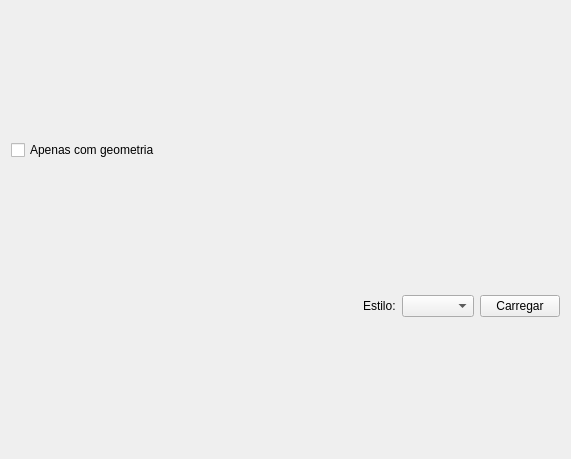
Qt form uis/loadLocalActivity.ui (dsgoficial/SAP_Operador) before a commit.
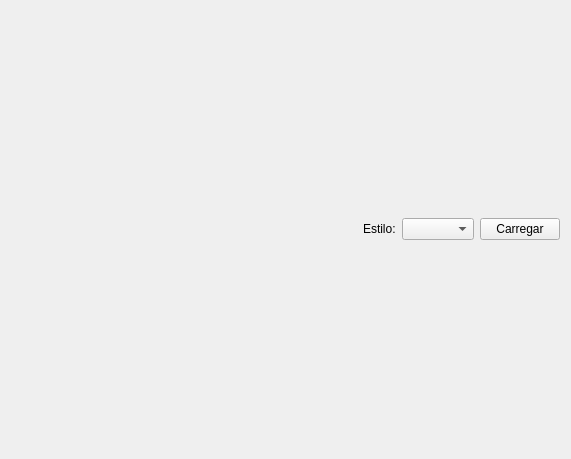
The same form after that commit.

Patch:
```diff
--- a/uis/loadLocalActivity.ui
+++ b/uis/loadLocalActivity.ui
@@ -14,17 +14,27 @@
    <string>Form</string>
   </property>
   <layout class="QGridLayout" name="gridLayout">
-   <item row="2" column="2">
-    <widget class="QComboBox" name="stylesCb"/>
+   <item row="0" column="0" colspan="4">
+    <layout class="QGridLayout" name="gridLayoutItems"/>
    </item>
-   <item row="2" column="3">
+   <item row="1" column="3">
     <widget class="QPushButton" name="loadBtn">
      <property name="text">
       <string>Carregar</string>
      </property>
     </widget>
    </item>
-   <item row="2" column="0">
+   <item row="1" column="1">
+    <widget class="QLabel" name="label">
+     <property name="text">
+      <string>Estilo:</string>
+     </property>
+    </widget>
+   </item>
+   <item row="1" column="2">
+    <widget class="QComboBox" name="stylesCb"/>
+   </item>
+   <item row="1" column="0">
     <spacer name="horizontalSpacer">
      <property name="orientation">
       <enum>Qt::Horizontal</enum>
@@ -37,23 +47,6 @@
      </property>
     </spacer>
    </item>
-   <item row="2" column="1">
-    <widget class="QLabel" name="label">
-     <property name="text">
-      <string>Estilo:</string>
-     </property>
-    </widget>
-   </item>
-   <item row="0" column="0" colspan="4">
-    <layout class="QGridLayout" name="gridLayoutItems"/>
-   </item>
-   <item row="1" column="0">
-    <widget class="QCheckBox" name="onlyGeomCbx">
-     <property name="text">
-      <string>Apenas com geometria</string>
-     </property>
-    </widget>
-   </item>
   </layout>
  </widget>
  <resources/>
```
